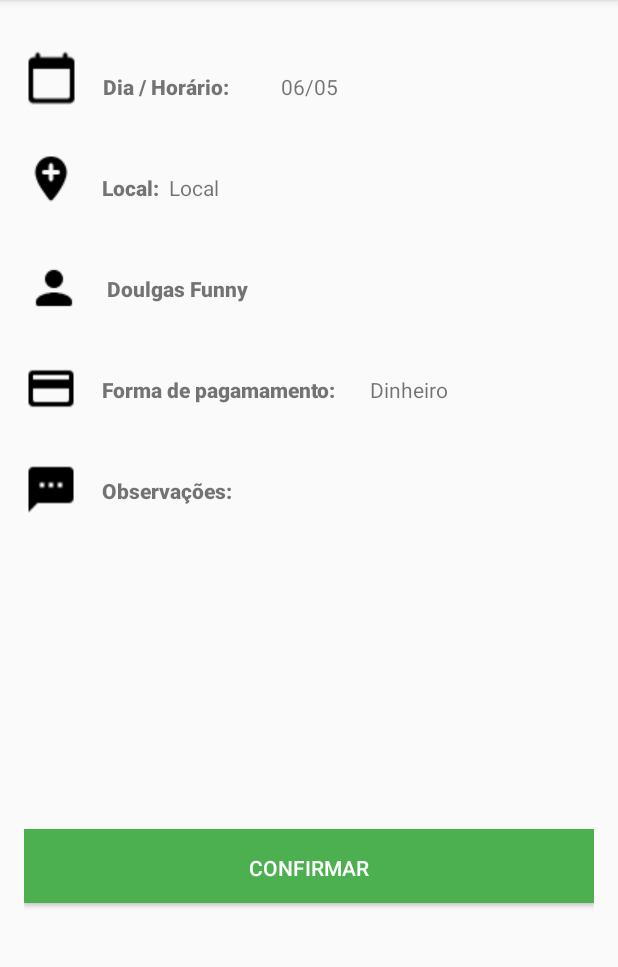
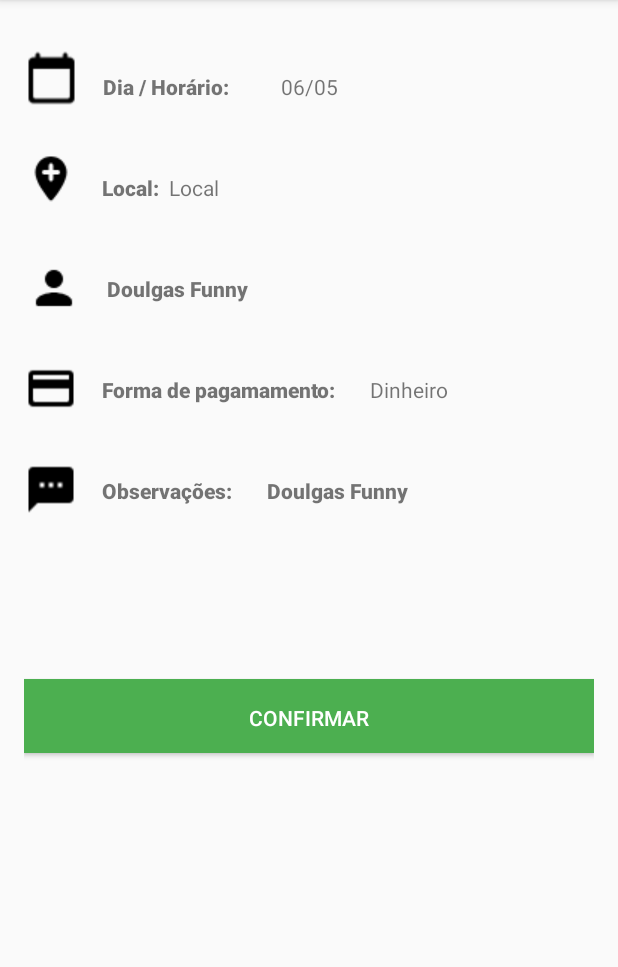
Before and after one commit to DanieleAndrade/FisioHome, an Android app: the AgendarActivity screen opened directly, with no data from a screen before it, on a phone screen of 412 x 824 dp, the part 84-1051 px from its top. Run offline under Robolectric (Android 15) with nearby library versions, the phone set to English and light mode, and no system bars; our stand-ins replace Firebase (no records; nobody signed in at launch, a user with empty details on screens opened directly); 2 statements that could not run were skipped.

Commit message:
Versão estável

```diff
--- a/app/src/main/res/layout/activity_agendar.xml
+++ b/app/src/main/res/layout/activity_agendar.xml
@@ -176,16 +176,25 @@
             android:textStyle="bold"
             android:fontFamily="sans-serif-black"
             android:text="Observações:  " />
+
+        <TextView
+            android:id="@+id/motivo_agendamento"
+            android:layout_width="match_parent"
+            android:layout_height="wrap_content"
+            android:layout_margin="16dp"
+            android:text="@string/doulgas_funny"
+            android:textStyle="bold"
+            android:fontFamily="sans-serif-black" />
     </LinearLayout>
 
     <Button
         android:id="@+id/button_confirmar_agendamento"
         android:layout_width="match_parent"
         android:layout_height="49dp"
-        android:layout_marginTop="200dp"
+        android:layout_marginTop="100dp"
+        android:background="@color/green"
         android:padding="16dp"
-        android:textColor="@color/whiteButton"
-        android:background="@color/green"
-        android:text="@string/confirmar" />
+        android:text="@string/confirmar"
+        android:textColor="@color/whiteButton" />
 
 </LinearLayout>
```
Also changed, not shown: app/src/main/res/layout/activity_detalhe_fisioterapeuta.xml (+7 -15 lines), app/src/main/res/drawable/calendarpequeno.png (renamed from app/src/main/res/drawable/calendarP.png).
